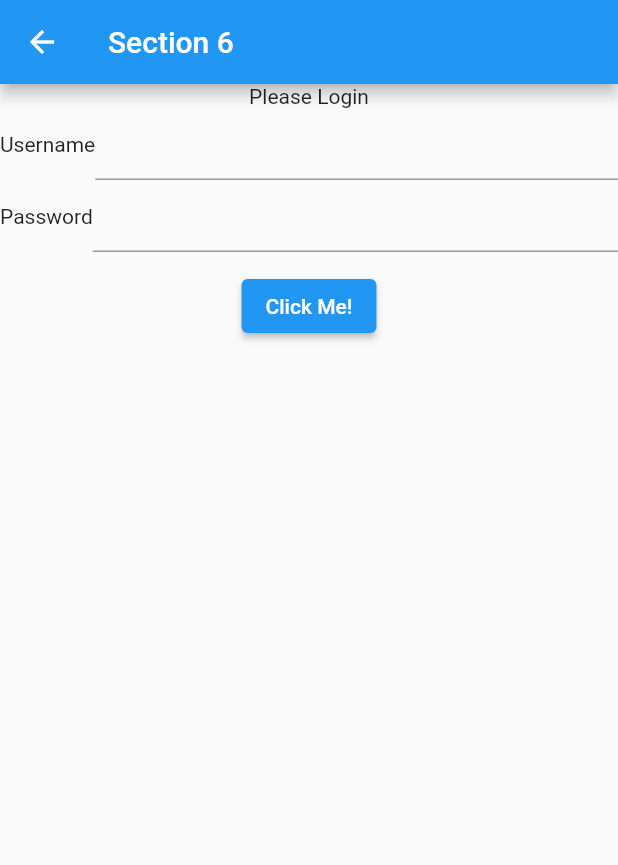
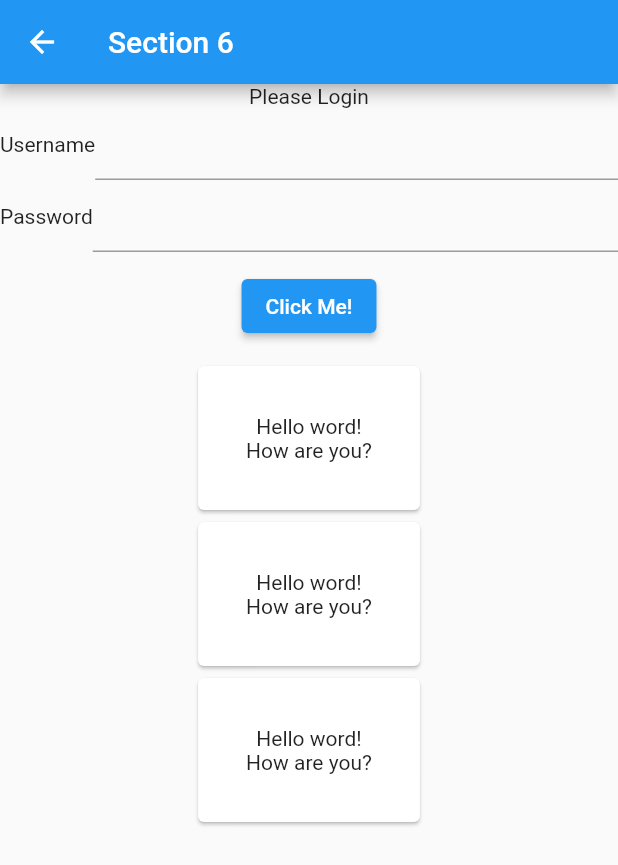
Before and after one commit to mhrjnamar/udemy_flutter_beginner, a Flutter app: the Section6 screen opened directly, on a phone screen of 412 x 824 dp. Shown: the top 865 px of the screen. Run offline on Flutter 3.47's test engine with Material 2 defaults, Android fonts, the phone set to English and light mode, and no system bars.

Commit message:
Card Practice

```diff
--- a/lib/section_6_layouts/Section6.dart
+++ b/lib/section_6_layouts/Section6.dart
@@ -1,4 +1,5 @@
 import 'package:flutter/material.dart';
+import 'package:udemy_flutter_beginner/section_6_layouts/chapters/CardPractice.dart';
 import 'package:udemy_flutter_beginner/section_6_layouts/chapters/RowsAndColumnPractice.dart';
 
 class Section6 extends StatefulWidget {
@@ -14,7 +15,12 @@ class _Section6State extends State<Section6> {
         title: Text("Section 6"),
       ),
       body: Column(
-        children: [RowsAndColumnPractice()],
+        children: [
+          RowsAndColumnPractice(),
+          CardPractice(),
+          CardPractice(),
+          CardPractice(),
+        ],
       ),
     );
   }
--- /dev/null
+++ b/lib/section_6_layouts/chapters/CardPractice.dart
@@ -0,0 +1,24 @@
+import 'package:flutter/material.dart';
+
+class CardPractice extends StatefulWidget {
+  @override
+  _CardPracticeState createState() => _CardPracticeState();
+}
+
+class _CardPracticeState extends State<CardPractice> {
+
+  @override
+  Widget build(BuildContext context) {
+    return Card(
+      child: Container(
+        padding: EdgeInsets.all(32),
+        child: Column(
+          children: [
+            Text("Hello word!"),
+            Text("How are you?"),
+          ],
+        ),
+      ),
+    );
+  }
+}
```
